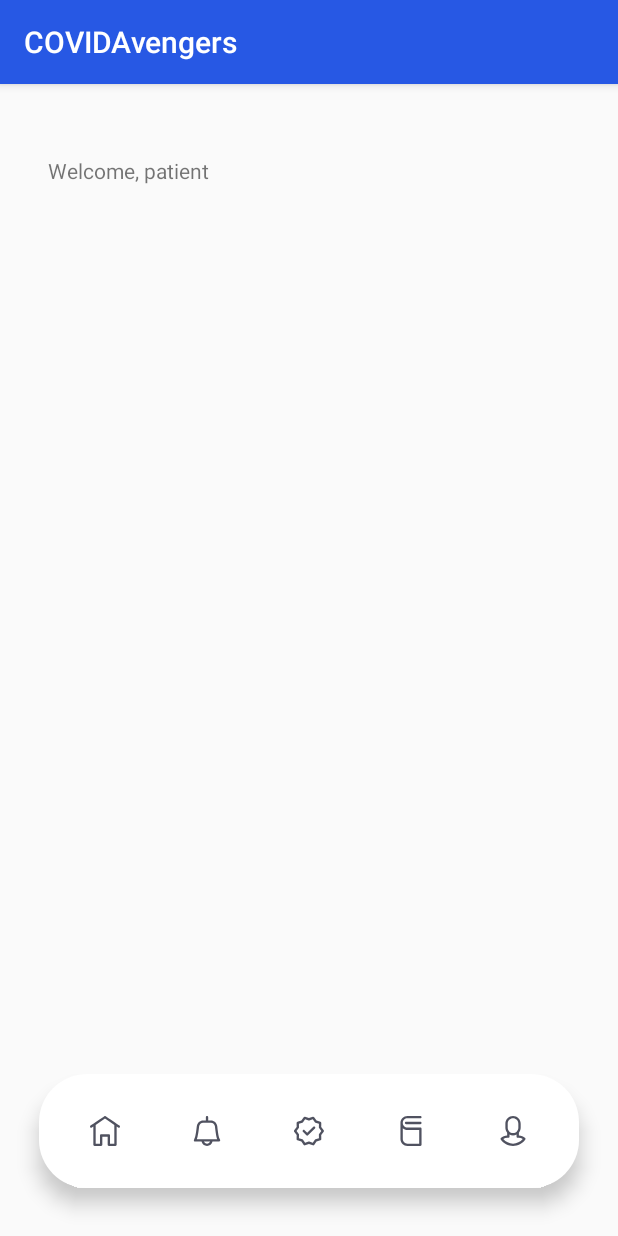
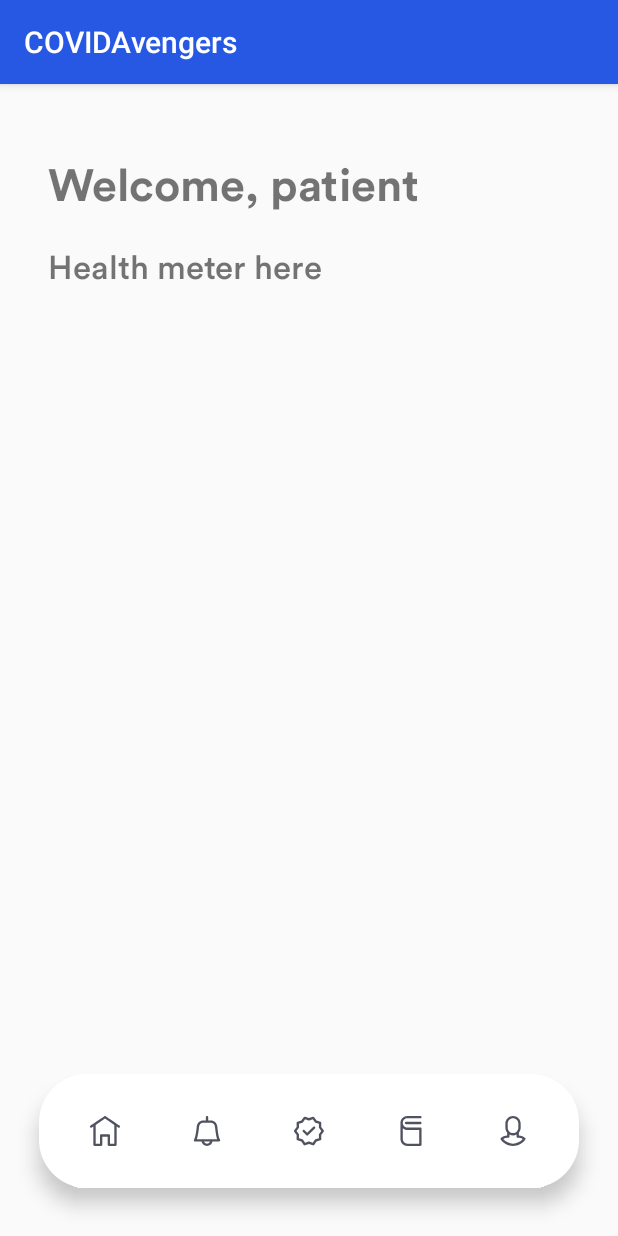
Before and after one commit to isilaen/COVIDAvengers, an Android app: the HomeActivity screen opened directly, with no data from a screen before it, on a phone screen of 412 x 824 dp. Run offline under Robolectric (Android 15) with nearby library versions, the phone set to English and light mode, and no system bars.

Commit message:
defined new fonts

```diff
--- a/app/src/main/res/font/fonts.xml
+++ b/app/src/main/res/font/fonts.xml
@@ -1,8 +1,23 @@
 <?xml version="1.0" encoding="utf-8"?>
 <font-family xmlns:android="http://schemas.android.com/apk/res/android">
-<!--    <font-->
-<!--        android:fontStyle="normal"-->
-<!--        android:fontWeight="400"-->
-<!--        android:font="@font/CircularStd-Book" />-->
+    <font
+        android:fontStyle="normal"
+        android:fontWeight="400"
+        android:font="@font/circular_std_book" />
+
+    <font
+        android:fontStyle="normal"
+        android:fontWeight="800"
+        android:font="@font/circular_std_black" />
+
+    <font
+        android:fontStyle="normal"
+        android:fontWeight="500"
+        android:font="@font/circular_std_medium" />
+
+    <font
+        android:fontStyle="normal"
+        android:fontWeight="700"
+        android:font="@font/circular_std_bold" />
 
 </font-family>
--- a/app/src/main/res/layout/activity_home.xml
+++ b/app/src/main/res/layout/activity_home.xml
@@ -22,7 +22,39 @@
             android:id="@+id/welcomeTextView"
             android:layout_width="wrap_content"
             android:layout_height="wrap_content"
-            android:text="Welcome, patient" />
+            android:fontFamily="@font/fonts"
+            android:textSize="30sp"
+            android:textFontWeight="700"
+            android:text="Welcome, patient"
+            android:layout_marginBottom="22dp"/>
+
+        <TextView
+            android:id="@+id/healthMeter"
+            android:layout_width="wrap_content"
+            android:layout_height="wrap_content"
+            android:fontFamily="@font/fonts"
+            android:textSize="22sp"
+            android:textFontWeight="500"
+            android:text="Health meter here"
+            android:layout_marginBottom="22dp" />
+
+        <LinearLayout
+            android:id="@+id/homeMainRow1"
+            android:layout_width="match_parent"
+            android:layout_height="180dp"
+            android:layout_gravity="center"
+            android:orientation="horizontal">
+
+        </LinearLayout>
+
+        <LinearLayout
+            android:id="@+id/homeMainRow2"
+            android:layout_width="match_parent"
+            android:layout_height="180dp"
+            android:layout_gravity="center"
+            android:orientation="horizontal">
+
+        </LinearLayout>
 
 
     </LinearLayout>
```
Also changed, not shown: app/src/main/res/font/circular_std_black.ttf (renamed from app/src/main/res/font/CircularStd-Black.ttf), app/src/main/res/font/circular_std_bold.ttf (renamed from app/src/main/res/font/CircularStd-Bold.ttf), app/src/main/res/font/circular_std_book.ttf (renamed from app/src/main/res/font/CircularStd-Book.ttf), app/src/main/res/font/circular_std_medium.ttf (renamed from app/src/main/res/font/CircularStd-Medium.ttf).
